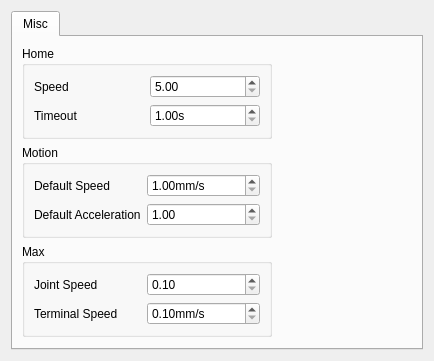
First picture: the form in source/plugin/t4/advpara.ui, repository ww4u/mct-t4, before the edit.
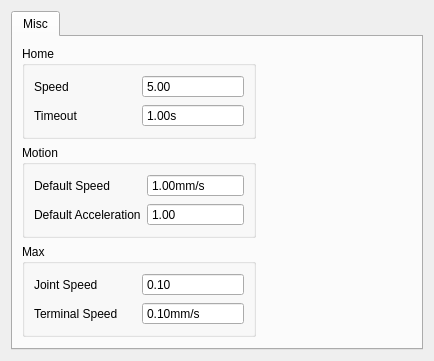
Second picture: the form after the edit.

The edit to the form file:
```diff
--- a/source/plugin/t4/advpara.ui
+++ b/source/plugin/t4/advpara.ui
@@ -7,7 +7,7 @@
     <x>0</x>
     <y>0</y>
     <width>434</width>
-    <height>308</height>
+    <height>314</height>
    </rect>
   </property>
   <property name="windowTitle">
@@ -36,6 +36,9 @@
           </item>
           <item row="0" column="1">
            <widget class="QDoubleSpinBox" name="spinHomeSpeed">
+            <property name="buttonSymbols">
+             <enum>QAbstractSpinBox::NoButtons</enum>
+            </property>
             <property name="minimum">
              <double>5.000000000000000</double>
             </property>
@@ -53,6 +56,9 @@
           </item>
           <item row="1" column="1">
            <widget class="QDoubleSpinBox" name="spinHomeTimeout">
+            <property name="buttonSymbols">
+             <enum>QAbstractSpinBox::NoButtons</enum>
+            </property>
             <property name="suffix">
              <string>s</string>
             </property>
@@ -75,6 +81,9 @@
          <layout class="QGridLayout" name="gridLayout_3">
           <item row="1" column="1">
            <widget class="QDoubleSpinBox" name="spinAcc">
+            <property name="buttonSymbols">
+             <enum>QAbstractSpinBox::NoButtons</enum>
+            </property>
             <property name="minimum">
              <double>1.000000000000000</double>
             </property>
@@ -99,6 +108,9 @@
           </item>
           <item row="0" column="1">
            <widget class="QDoubleSpinBox" name="spinVel">
+            <property name="buttonSymbols">
+             <enum>QAbstractSpinBox::NoButtons</enum>
+            </property>
             <property name="suffix">
              <string>mm/s</string>
             </property>
@@ -161,6 +173,9 @@
           </item>
           <item row="0" column="1">
            <widget class="QDoubleSpinBox" name="spinJointSpeed">
+            <property name="buttonSymbols">
+             <enum>QAbstractSpinBox::NoButtons</enum>
+            </property>
             <property name="minimum">
              <double>0.100000000000000</double>
             </property>
@@ -171,6 +186,9 @@
           </item>
           <item row="1" column="1">
            <widget class="QDoubleSpinBox" name="spinTerminalSpeed">
+            <property name="buttonSymbols">
+             <enum>QAbstractSpinBox::NoButtons</enum>
+            </property>
             <property name="suffix">
              <string>mm/s</string>
             </property>
```
